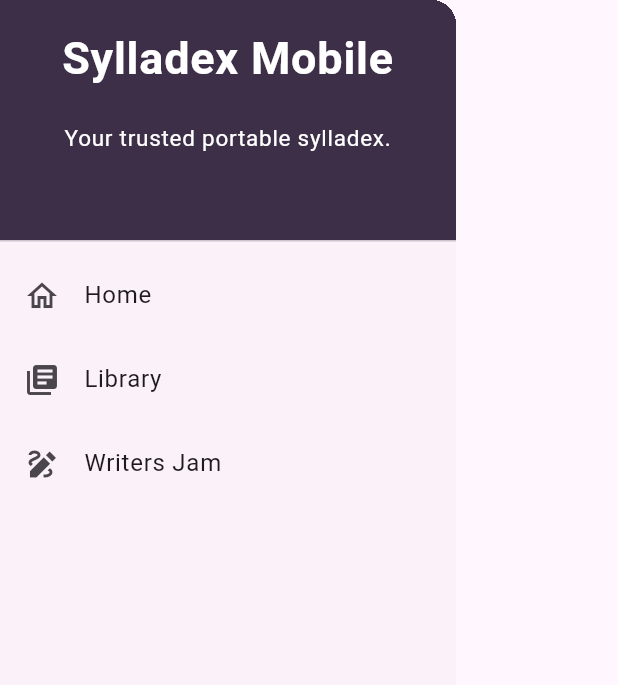
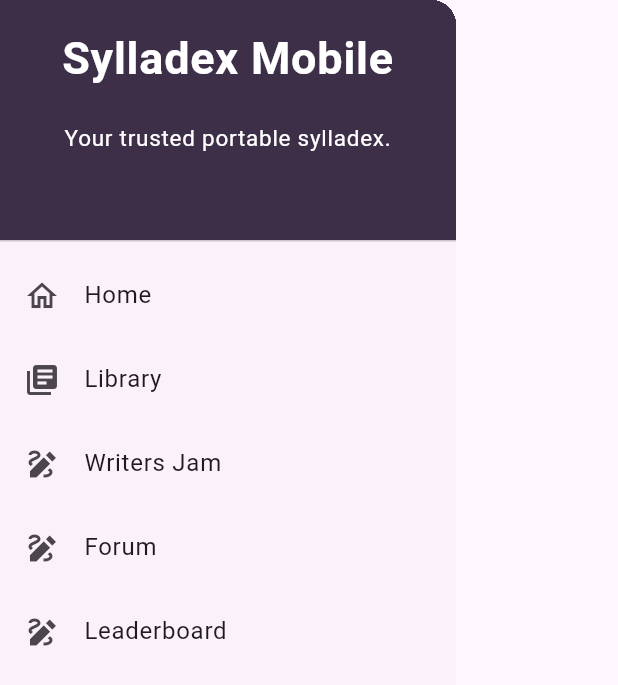
Before and after one commit to NawalaPatra-e12/NawalaPatra-Mobile, a Flutter app: the LeftDrawer widget shown alone on an empty page, opened directly, on a phone screen of 412 x 824 dp. Shown: the top 685 px of the screen. Run offline on Flutter 3.47's test engine with Material 2 defaults, Android fonts, the phone set to English and light mode, and no system bars; our stand-ins replace shared_preferences; missing offline and left inert: pbp_django_auth; accounts and stored records are empty; network calls fail.

Commit message:
wahyus: fix left drawer

```diff
--- a/lib/forum/forum.dart
+++ b/lib/forum/forum.dart
@@ -143,6 +143,8 @@ class _ProductPageState extends State<ForumPage> {
                     user: 1, // User ID, replace with the actual user ID
                     date: DateTime.now(),
                     description: descriptionController.text,
+                    replies: [], // Initialize with an empty list or fetch from your API
+
                   ),
                 );
 
@@ -317,6 +319,25 @@ class ReplyItem extends StatelessWidget {
   }
 }
 
+class Fields {
+  // Existing fields
+  int user;
+  DateTime date;
+  String description;
+
+  // Add a field for replies
+  List<Reply> replies;
+
+  // Constructor
+  Fields({
+    required this.user,
+    required this.date,
+    required this.description,
+    required this.replies,
+  });
+}
+
+
 class Reply {
   int user;
   String text;
--- a/lib/leaderboard/likes_rank.dart
+++ b/lib/leaderboard/likes_rank.dart
@@ -8,14 +8,14 @@ import 'package:shared_preferences/shared_preferences.dart';
 
 String urlToParse = 'https://nawalapatra.pythonanywhere.com/leaderboard/json';
 
-class BooklistPage extends StatefulWidget {
-  const BooklistPage({Key? key}) : super(key: key);
+class LeaderPage extends StatefulWidget {
+  const LeaderPage({Key? key}) : super(key: key);
 
   @override
   _ProductPageState createState() => _ProductPageState();
 }
 
-class _ProductPageState extends State<BooklistPage> {
+class _ProductPageState extends State<LeaderPage> {
   final List<String> options = [
     'All',
     'Literature & Fiction',
--- a/lib/widgets/left_drawer.dart
+++ b/lib/widgets/left_drawer.dart
@@ -3,6 +3,8 @@ import 'package:nawalapatra_mobile/screens/menu.dart';
 import 'package:nawalapatra_mobile/library/book_list.dart';
 import 'package:nawalapatra_mobile/writersjam/writer.dart';
 import 'package:nawalapatra_mobile/leaderboard/likes_rank.dart';
+import 'package:nawalapatra_mobile/forum/forum.dart';
+
 class LeftDrawer extends StatelessWidget {
   const LeftDrawer({super.key});
 
@@ -77,6 +79,31 @@ class LeftDrawer extends StatelessWidget {
                   ));
             },
           ),
+           ListTile(
+            leading: const Icon(Icons.draw_sharp),
+            title: const Text('Forum'),
+            // Bagian redirection ke MyHomePage
+            onTap: () {
+              Navigator.pushReplacement(
+                  context,
+                  MaterialPageRoute(
+                    builder: (context) => ForumPage(),
+                  ));
+            },
+          ),
+          ListTile(
+            leading: const Icon(Icons.draw_sharp),
+            title: const Text('Leaderboard'),
+            // Bagian redirection ke MyHomePage
+            onTap: () {
+              Navigator.pushReplacement(
+                  context,
+                  MaterialPageRoute(
+                    builder: (context) => LeaderPage(),
+                  ));
+            },
+          ),
+          //
           // ListTile(
           //   leading: const Icon(Icons.checklist),
           //   title: const Text('Lihat Item'),
```
